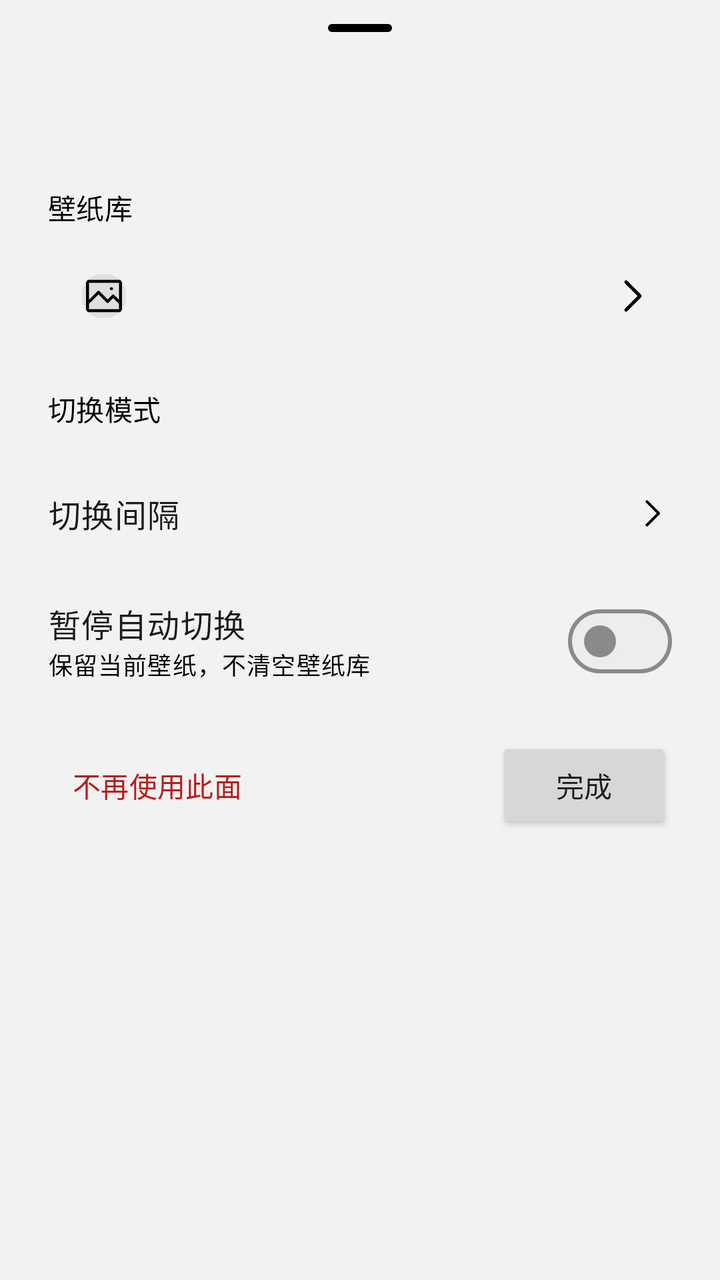
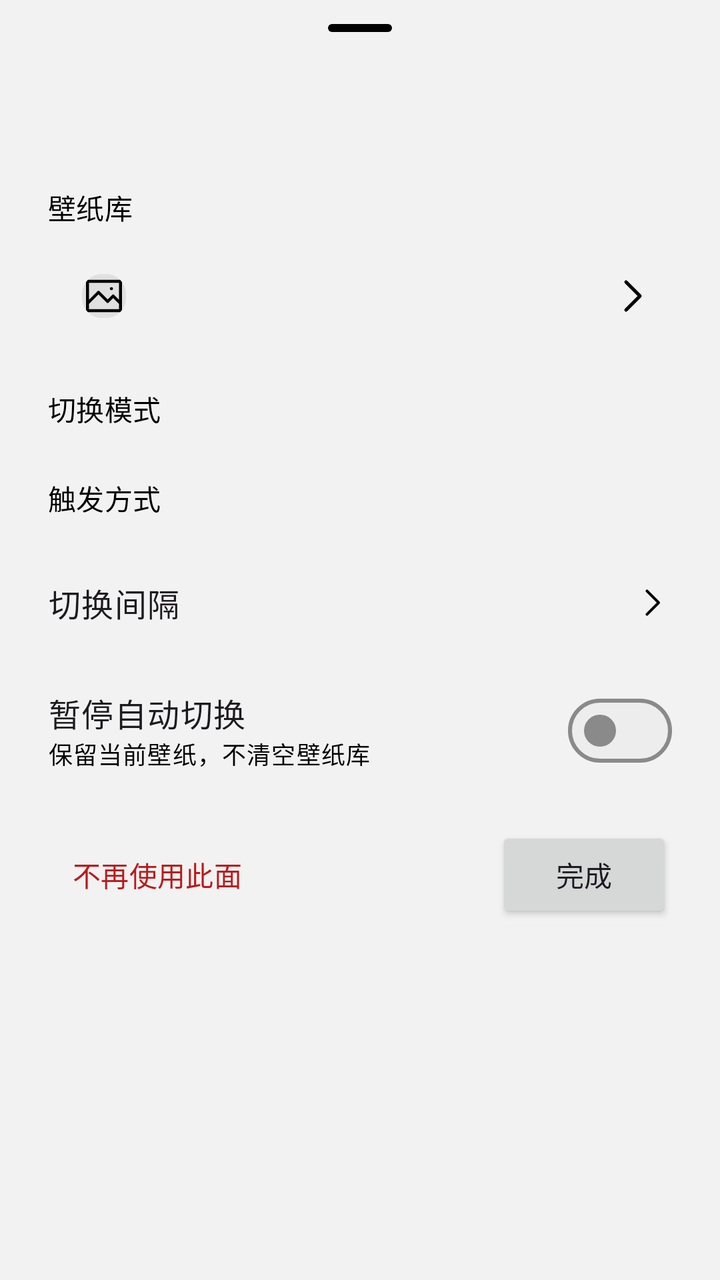

Compare the two renders of this Android layout. The source of the first and the diff that turns it into the second are given below.
<!-- AndroidManifest.xml: application theme AppTheme -->
<!-- res/layout/dialog_slot_settings.xml -->
<?xml version="1.0" encoding="utf-8"?>
<androidx.core.widget.NestedScrollView xmlns:android="http://schemas.android.com/apk/res/android"
    xmlns:app="http://schemas.android.com/apk/res-auto"
    android:layout_width="match_parent"
    android:layout_height="wrap_content"
    android:scrollbars="none">

    <LinearLayout
        android:layout_width="match_parent"
        android:layout_height="wrap_content"
        android:orientation="vertical"
        android:paddingStart="24dp"
        android:paddingEnd="24dp"
        android:paddingBottom="16dp">

        <com.google.android.material.bottomsheet.BottomSheetDragHandleView
            android:layout_width="match_parent"
            android:layout_height="wrap_content" />

        <TextView
            android:id="@+id/tv_sheet_title"
            android:layout_width="wrap_content"
            android:layout_height="wrap_content"
            android:textAppearance="?attr/textAppearanceTitleLarge" />

        <TextView
            android:layout_width="wrap_content"
            android:layout_height="wrap_content"
            android:layout_marginTop="16dp"
            android:text="@string/slot_lib_label"
            android:textAppearance="@style/TextAppearance.Ws.Section" />

        
        <LinearLayout
            android:id="@+id/row_slot_lib"
            android:layout_width="match_parent"
            android:layout_height="wrap_content"
            android:layout_marginTop="6dp"
            android:background="@drawable/picker_row_bg"
            android:clickable="true"
            android:focusable="true"
            android:gravity="center_vertical"
            android:minHeight="56dp"
            android:orientation="horizontal"
            android:paddingStart="8dp"
            android:paddingTop="6dp"
            android:paddingEnd="8dp"
            android:paddingBottom="6dp">

            <com.google.android.material.imageview.ShapeableImageView
                android:id="@+id/img_slot_lib_thumb"
                android:layout_width="40dp"
                android:layout_height="40dp"
                android:background="@color/divider"
                android:contentDescription="@string/thumb_desc"
                android:padding="9dp"
                android:scaleType="centerCrop"
                android:src="@drawable/ic_tab_wallpaper"
                android:tint="@color/text_secondary"
                app:shapeAppearanceOverlay="@style/RoundedThumb" />

            <TextView
                android:id="@+id/tv_slot_lib"
                android:layout_width="0dp"
                android:layout_height="wrap_content"
                android:layout_marginStart="12dp"
                android:layout_weight="1"
                android:ellipsize="end"
                android:maxLines="1"
                android:textAppearance="?attr/textAppearanceBodyLarge" />

            <ImageView
                android:layout_width="24dp"
                android:layout_height="24dp"
                android:contentDescription="@string/slot_lib_label"
                android:src="@drawable/ic_chevron_right"
                app:tint="?attr/colorOnSurfaceVariant" />
        </LinearLayout>

        <TextView
            android:layout_width="wrap_content"
            android:layout_height="wrap_content"
            android:layout_marginTop="18dp"
            android:text="@string/lib_mode_title"
            android:textAppearance="@style/TextAppearance.Ws.Section" />

        <com.google.android.material.button.MaterialButtonToggleGroup
            android:id="@+id/toggle_mode"
            android:layout_width="match_parent"
            android:layout_height="wrap_content"
            android:layout_marginTop="6dp"
            app:selectionRequired="true"
            app:singleSelection="true">

            <Button
                android:id="@+id/btn_mode_order"
                style="?attr/materialButtonOutlinedStyle"
                android:layout_width="0dp"
                android:layout_height="wrap_content"
                android:layout_weight="1"
                android:text="@string/mode_order" />

            <Button
                android:id="@+id/btn_mode_random"
                style="?attr/materialButtonOutlinedStyle"
                android:layout_width="0dp"
                android:layout_height="wrap_content"
                android:layout_weight="1"
                android:text="@string/mode_random" />
        </com.google.android.material.button.MaterialButtonToggleGroup>

        <LinearLayout
            android:id="@+id/row_interval"
            android:layout_width="match_parent"
            android:layout_height="wrap_content"
            android:layout_marginTop="10dp"
            android:background="?attr/selectableItemBackground"
            android:clickable="true"
            android:focusable="true"
            android:gravity="center_vertical"
            android:minHeight="52dp"
            android:orientation="horizontal">

            <TextView
                android:layout_width="0dp"
                android:layout_height="wrap_content"
                android:layout_weight="1"
                android:text="@string/lib_interval_label"
                android:textAppearance="?attr/textAppearanceBodyLarge" />

            <TextView
                android:id="@+id/tv_interval"
                android:layout_width="wrap_content"
                android:layout_height="wrap_content"
                android:textAppearance="?attr/textAppearanceLabelLarge"
                android:textColor="?attr/colorPrimary" />

            <ImageView
                android:layout_width="20dp"
                android:layout_height="20dp"
                android:layout_marginStart="4dp"
                android:contentDescription="@null"
                android:src="@drawable/ic_chevron_right"
                app:tint="?attr/colorOnSurfaceVariant" />
        </LinearLayout>

        
        <LinearLayout
            android:layout_width="match_parent"
            android:layout_height="wrap_content"
            android:layout_marginTop="10dp"
            android:gravity="center_vertical"
            android:minHeight="56dp"
            android:orientation="horizontal">

            <LinearLayout
                android:layout_width="0dp"
                android:layout_height="wrap_content"
                android:layout_weight="1"
                android:orientation="vertical">

                <TextView
                    android:layout_width="wrap_content"
                    android:layout_height="wrap_content"
                    android:text="@string/design_pause_switch"
                    android:textAppearance="?attr/textAppearanceBodyLarge" />

                <TextView
                    android:layout_width="match_parent"
                    android:layout_height="wrap_content"
                    android:text="@string/design_pause_summary"
                    android:textAppearance="?attr/textAppearanceBodySmall"
                    android:textColor="?attr/colorOnSurfaceVariant" />
            </LinearLayout>

            <com.google.android.material.materialswitch.MaterialSwitch
                android:id="@+id/sw_slot_pause"
                android:layout_width="wrap_content"
                android:layout_height="wrap_content"
                android:contentDescription="@string/design_pause_switch" />
        </LinearLayout>

        <LinearLayout
            android:layout_width="match_parent"
            android:layout_height="wrap_content"
            android:layout_marginTop="20dp"
            android:gravity="center_vertical"
            android:orientation="horizontal">

            <Button
                android:id="@+id/btn_slot_clear"
                style="?attr/borderlessButtonStyle"
                android:layout_width="wrap_content"
                android:layout_height="wrap_content"
                android:text="@string/slot_clear"
                android:textColor="?attr/colorError" />

            <View
                android:layout_width="0dp"
                android:layout_height="1dp"
                android:layout_weight="1" />

            <Button
                android:id="@+id/btn_slot_done"
                android:layout_width="wrap_content"
                android:layout_height="wrap_content"
                android:text="@string/done" />
        </LinearLayout>
    </LinearLayout>
</androidx.core.widget.NestedScrollView>
<!-- resources referenced by this layout -->
<resources>
  <color name="divider">#E0E0E0</color>
  <color name="text_secondary">#000000</color>
  <string name="design_pause_summary">保留当前壁纸，不清空壁纸库</string>
  <string name="design_pause_switch">暂停自动切换</string>
  <string name="done">完成</string>
  <string name="lib_interval_label">切换间隔</string>
  <string name="lib_mode_title">切换模式</string>
  <string name="mode_order">顺序切换</string>
  <string name="mode_random">随机切换</string>
  <string name="slot_clear">不再使用此面</string>
  <string name="slot_lib_label">壁纸库</string>
  <string name="thumb_desc">壁纸缩略图</string>
  <style name="RoundedThumb">
          <item name="cornerFamily">rounded</item>
          <item name="cornerSize">10dp</item>
      </style>
  <style name="TextAppearance.Ws.Section" parent="TextAppearance.Material3.TitleSmall">
          <item name="android:textColor">?attr/colorOnSurface</item>
      </style>
  <color name="page_bg">#F2F2F2</color>
  <color name="m3_primary">#4A4A4A</color>
  <color name="m3_on_surface">#000000</color>
  <color name="m3_on_primary">#FFFFFF</color>
  <color name="m3_primary_container">#E7E7E7</color>
  <color name="m3_on_primary_container">#000000</color>
  <color name="m3_inverse_primary">#D6D6D6</color>
  <color name="m3_secondary">#5C5C5C</color>
  <color name="m3_on_secondary">#FFFFFF</color>
  <color name="m3_secondary_container">#E7E7E7</color>
  <color name="m3_on_secondary_container">#000000</color>
  <color name="m3_tertiary">#6A6A6A</color>
  <color name="m3_on_tertiary">#FFFFFF</color>
  <color name="m3_tertiary_container">#EDEDED</color>
  <color name="m3_on_tertiary_container">#000000</color>
  <color name="m3_error">#BA1A1A</color>
  <color name="m3_on_error">#FFFFFF</color>
  <color name="m3_error_container">#FFDAD6</color>
  <color name="m3_on_error_container">#410002</color>
  <color name="m3_surface">#F2F2F2</color>
  <color name="m3_surface_variant">#E3E3E3</color>
  <color name="m3_on_surface_variant">#000000</color>
  <color name="m3_inverse_surface">#2E2E2E</color>
  <color name="m3_inverse_on_surface">#F2F2F2</color>
  <color name="m3_outline">#8A8A8A</color>
  <color name="m3_outline_variant">#DCDCDC</color>
  <color name="m3_surface_container_lowest">#FFFFFF</color>
  <color name="m3_surface_container_low">#FFFFFF</color>
  <color name="m3_surface_container">#FAFAFA</color>
  <color name="m3_surface_container_high">#FFFFFF</color>
  <color name="m3_surface_container_highest">#EDEDED</color>
  <color name="m3_surface_dim">#E6E6E6</color>
  <color name="m3_surface_bright">#FFFFFF</color>
  <style name="Shape.Ws.Small" parent="">
          <item name="cornerFamily">rounded</item>
          <item name="cornerSize">8dp</item>
      </style>
  <style name="Shape.Ws.Medium" parent="">
          <item name="cornerFamily">rounded</item>
          <item name="cornerSize">16dp</item>
      </style>
  <style name="Shape.Ws.Large" parent="">
          <item name="cornerFamily">rounded</item>
          <item name="cornerSize">24dp</item>
      </style>
  <style name="ThemeOverlay.Ws.BottomSheet" parent="ThemeOverlay.Material3.BottomSheetDialog">
          <item name="bottomSheetStyle">@style/Widget.Ws.BottomSheet</item>
      </style>
  <style name="Widget.Ws.PopupMenu.Overflow" parent="Widget.Material3.PopupMenu.Overflow">
          <item name="android:popupBackground">@drawable/popup_menu_background</item>
          <item name="android:popupElevation">8dp</item>
      </style>
  <style name="Widget.Ws.DropDownList" parent="Widget.AppCompat.ListView.DropDown">
          <item name="android:scrollbars">none</item>
      </style>
  <style name="Widget.Ws.BottomSheet" parent="Widget.Material3.BottomSheet.Modal">
          <item name="backgroundTint">?attr/colorSurfaceContainerLow</item>
      </style>
  <!-- unchanged entries left out for length: 10 -->
</resources>

<!-- the commit's change to res/layout/dialog_slot_settings.xml (unified diff, before → after) -->
@@ -109,6 +109,47 @@
                 android:text="@string/mode_random" />
         </com.google.android.material.button.MaterialButtonToggleGroup>
 
+        
+        <TextView
+            android:layout_width="wrap_content"
+            android:layout_height="wrap_content"
+            android:layout_marginTop="18dp"
+            android:text="@string/trigger_mode_title"
+            android:textAppearance="@style/TextAppearance.Ws.Section" />
+
+        <com.google.android.material.button.MaterialButtonToggleGroup
+            android:id="@+id/toggle_trigger"
+            android:layout_width="match_parent"
+            android:layout_height="wrap_content"
+            android:layout_marginTop="6dp"
+            app:selectionRequired="true"
+            app:singleSelection="true">
+
+            <Button
+                android:id="@+id/btn_trigger_timer"
+                style="?attr/materialButtonOutlinedStyle"
+                android:layout_width="0dp"
+                android:layout_height="wrap_content"
+                android:layout_weight="1"
+                android:text="@string/trigger_short_timer" />
+
+            <Button
+                android:id="@+id/btn_trigger_event"
+                style="?attr/materialButtonOutlinedStyle"
+                android:layout_width="0dp"
+                android:layout_height="wrap_content"
+                android:layout_weight="1" />
+        </com.google.android.material.button.MaterialButtonToggleGroup>
+
+        
+        <TextView
+            android:id="@+id/tv_trigger_hint"
+            android:layout_width="match_parent"
+            android:layout_height="wrap_content"
+            android:layout_marginTop="6dp"
+            android:textAppearance="?attr/textAppearanceBodySmall"
+            android:textColor="?attr/colorOnSurfaceVariant"
+            android:visibility="gone" />
         <LinearLayout
             android:id="@+id/row_interval"
             android:layout_width="match_parent"
@@ -122,6 +163,7 @@
             android:orientation="horizontal">
 
             <TextView
+                android:id="@+id/tv_interval_label"
                 android:layout_width="0dp"
                 android:layout_height="wrap_content"
                 android:layout_weight="1"
<!-- resource entries referenced after the edit -->
@@ -12,6 +12,8 @@
   <string name="slot_clear">不再使用此面</string>
   <string name="slot_lib_label">壁纸库</string>
   <string name="thumb_desc">壁纸缩略图</string>
+  <string name="trigger_mode_title">触发方式</string>
+  <string name="trigger_short_timer">定时</string>
   <style name="RoundedThumb">
           <item name="cornerFamily">rounded</item>
           <item name="cornerSize">10dp</item>
